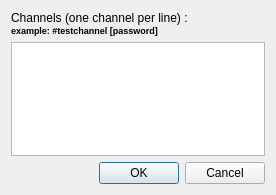
Above: src/plugins/azoth/plugins/acetamide/ircadddefaultchannelsdialog.ui from 0xd34df00d/leechcraft before the change. Below: the same form after it.
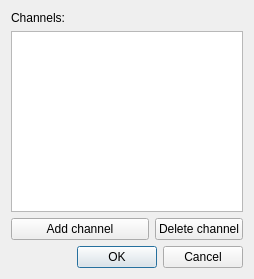
That is the form after the change.

Commit message: Azoth Acetamide: change add channels widget

```diff
--- a/src/plugins/azoth/plugins/acetamide/ircadddefaultchannelsdialog.ui
+++ b/src/plugins/azoth/plugins/acetamide/ircadddefaultchannelsdialog.ui
@@ -6,29 +6,35 @@
    <rect>
     <x>0</x>
     <y>0</y>
-    <width>276</width>
-    <height>195</height>
+    <width>254</width>
+    <height>279</height>
    </rect>
   </property>
   <property name="windowTitle">
    <string>Add channels for autoconnect</string>
   </property>
   <layout class="QGridLayout" name="gridLayout">
-   <item row="0" column="0">
+   <item row="0" column="0" colspan="2">
     <widget class="QLabel" name="label">
      <property name="text">
-      <string>&lt;!DOCTYPE HTML PUBLIC &quot;-//W3C//DTD HTML 4.0//EN&quot; &quot;http://www.w3.org/TR/REC-html40/strict.dtd&quot;&gt;
-&lt;html&gt;&lt;head&gt;&lt;meta name=&quot;qrichtext&quot; content=&quot;1&quot; /&gt;&lt;style type=&quot;text/css&quot;&gt;
-p, li { white-space: pre-wrap; }
-&lt;/style&gt;&lt;/head&gt;&lt;body style=&quot; font-family:'Sans Serif'; font-size:9pt; font-weight:400; font-style:normal;&quot;&gt;
-&lt;p style=&quot; margin-top:0px; margin-bottom:0px; margin-left:0px; margin-right:0px; -qt-block-indent:0; text-indent:0px;&quot;&gt;Channels (one channel per line) :&lt;br /&gt;&lt;span style=&quot; font-size:7pt; font-weight:600;&quot;&gt;example: #testchannel [password]&lt;/span&gt;&lt;/p&gt;&lt;/body&gt;&lt;/html&gt;</string>
+      <string>Channels:</string>
      </property>
     </widget>
    </item>
-   <item row="1" column="0">
-    <widget class="QPlainTextEdit" name="DefaultChannels_"/>
+   <item row="1" column="0" colspan="3">
+    <widget class="QTableView" name="DefaultChannels_">
+     <property name="alternatingRowColors">
+      <bool>false</bool>
+     </property>
+     <property name="selectionMode">
+      <enum>QAbstractItemView::SingleSelection</enum>
+     </property>
+     <property name="wordWrap">
+      <bool>false</bool>
+     </property>
+    </widget>
    </item>
-   <item row="2" column="0">
+   <item row="5" column="1" colspan="2">
     <widget class="QDialogButtonBox" name="ControlButtons_">
      <property name="orientation">
       <enum>Qt::Horizontal</enum>
@@ -38,6 +44,20 @@
      </property>
     </widget>
    </item>
+   <item row="4" column="0" colspan="2">
+    <widget class="QPushButton" name="Add_">
+     <property name="text">
+      <string>Add channel</string>
+     </property>
+    </widget>
+   </item>
+   <item row="4" column="2">
+    <widget class="QPushButton" name="Delete_">
+     <property name="text">
+      <string>Delete channel</string>
+     </property>
+    </widget>
+   </item>
   </layout>
  </widget>
  <resources/>
```
The commit also changes 8 other files.
